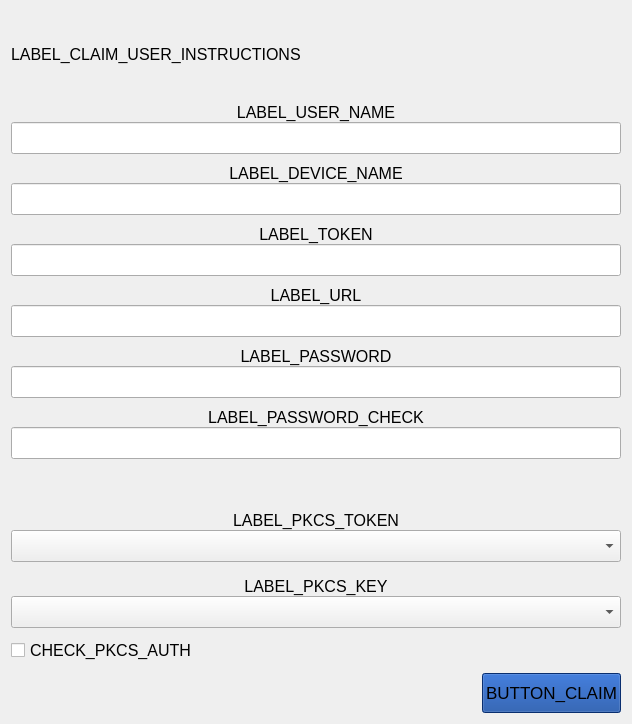
The window that parsec/core/gui/forms/claim_user_widget.ui (Scille/parsec-cloud) describes before a commit, drawn with Qt 5.
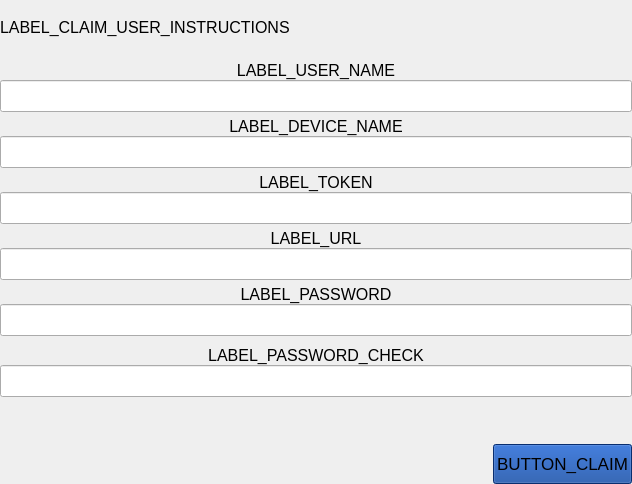
The same window after the commit. Custom widgets are drawn as their Qt base class.

Diff of the .ui file:
```diff
--- a/parsec/core/gui/forms/claim_user_widget.ui
+++ b/parsec/core/gui/forms/claim_user_widget.ui
@@ -7,7 +7,7 @@
     <x>0</x>
     <y>0</y>
     <width>632</width>
-    <height>724</height>
+    <height>484</height>
    </rect>
   </property>
   <property name="sizePolicy">
@@ -38,6 +38,18 @@
 }</string>
   </property>
   <layout class="QVBoxLayout" name="verticalLayout_4">
+   <property name="leftMargin">
+    <number>0</number>
+   </property>
+   <property name="topMargin">
+    <number>0</number>
+   </property>
+   <property name="rightMargin">
+    <number>0</number>
+   </property>
+   <property name="bottomMargin">
+    <number>0</number>
+   </property>
    <item>
     <widget class="QLabel" name="label_9">
      <property name="maximumSize">
@@ -105,7 +117,7 @@
         </property>
         <layout class="QVBoxLayout" name="verticalLayout">
          <property name="spacing">
-          <number>10</number>
+          <number>5</number>
          </property>
          <property name="leftMargin">
           <number>0</number>
@@ -419,142 +431,6 @@
            </layout>
           </widget>
          </item>
-         <item>
-          <widget class="QWidget" name="widget_pkcs11" native="true">
-           <property name="font">
-            <font>
-             <pointsize>12</pointsize>
-            </font>
-           </property>
-           <property name="styleSheet">
-            <string notr="true"/>
-           </property>
-           <layout class="QVBoxLayout" name="verticalLayout_3">
-            <property name="spacing">
-             <number>15</number>
-            </property>
-            <property name="leftMargin">
-             <number>0</number>
-            </property>
-            <property name="topMargin">
-             <number>0</number>
-            </property>
-            <property name="rightMargin">
-             <number>0</number>
-            </property>
-            <property name="bottomMargin">
-             <number>0</number>
-            </property>
-            <item>
-             <layout class="QVBoxLayout" name="verticalLayout_13">
-              <property name="spacing">
-               <number>0</number>
-              </property>
-              <item>
-               <widget class="QLabel" name="label_4">
-                <property name="font">
-                 <font>
-                  <pointsize>12</pointsize>
-                 </font>
-                </property>
-                <property name="styleSheet">
-                 <string notr="true"/>
-                </property>
-                <property name="text">
-                 <string>LABEL_PKCS_TOKEN</string>
-                </property>
-                <property name="alignment">
-                 <set>Qt::AlignCenter</set>
-                </property>
-               </widget>
-              </item>
-              <item>
-               <widget class="QComboBox" name="combo_pkcs11_token">
-                <property name="minimumSize">
-                 <size>
-                  <width>0</width>
-                  <height>32</height>
-                 </size>
-                </property>
-                <property name="font">
-                 <font>
-                  <pointsize>12</pointsize>
-                 </font>
-                </property>
-                <property name="styleSheet">
-                 <string notr="true"/>
-                </property>
-               </widget>
-              </item>
-             </layout>
-            </item>
-            <item>
-             <layout class="QVBoxLayout" name="verticalLayout_14">
-              <property name="spacing">
-               <number>0</number>
-              </property>
-              <item>
-               <widget class="QLabel" name="label_5">
-                <property name="font">
-                 <font>
-                  <pointsize>12</pointsize>
-                 </font>
-                </property>
-                <property name="styleSheet">
-                 <string notr="true"/>
-                </property>
-                <property name="text">
-                 <string>LABEL_PKCS_KEY</string>
-                </property>
-                <property name="alignment">
-                 <set>Qt::AlignCenter</set>
-                </property>
-               </widget>
-              </item>
-              <item>
-               <widget class="QComboBox" name="combo_pkcs11_key">
-                <property name="minimumSize">
-                 <size>
-                  <width>0</width>
-                  <height>32</height>
-                 </size>
-                </property>
-                <property name="font">
-                 <font>
-                  <pointsize>12</pointsize>
-                 </font>
-                </property>
-                <property name="styleSheet">
-                 <string notr="true"/>
-                </property>
-               </widget>
-              </item>
-             </layout>
-            </item>
-           </layout>
-          </widget>
-         </item>
-         <item>
-          <widget class="QCheckBox" name="check_box_use_pkcs11">
-           <property name="font">
-            <font>
-             <pointsize>12</pointsize>
-            </font>
-           </property>
-           <property name="styleSheet">
-            <string notr="true"/>
-           </property>
-           <property name="text">
-            <string>CHECK_PKCS_AUTH</string>
-           </property>
-           <property name="checkable">
-            <bool>true</bool>
-           </property>
-           <property name="checked">
-            <bool>false</bool>
-           </property>
-          </widget>
-         </item>
          <item>
           <layout class="QHBoxLayout" name="horizontalLayout_3">
            <property name="spacing">
```
Left out of the diff: 35 changed lines with no effect on the pictures.
